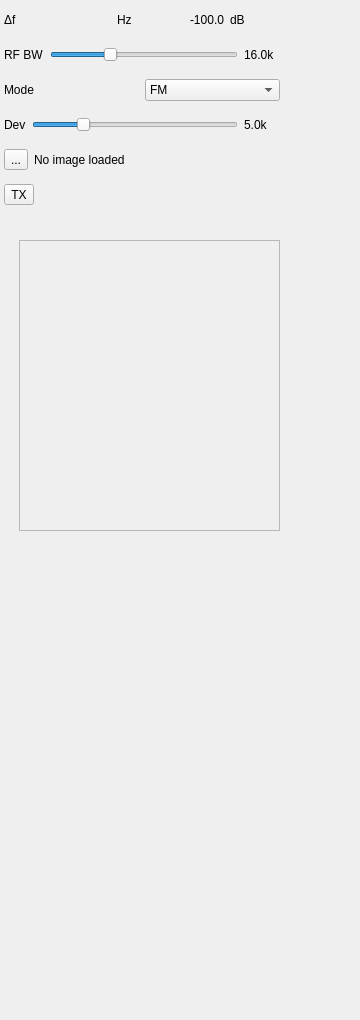
Qt form plugins/channeltx/modsstv/sstvmodgui.ui (srcejon/sdrangel) before a commit.
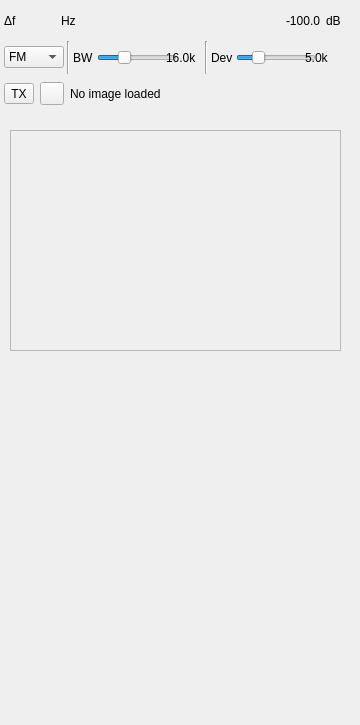
The same form after that commit. Icons and pictures are not drawn. Custom widgets are drawn as their Qt base class.

Patch:
```diff
--- a/plugins/channeltx/modsstv/sstvmodgui.ui
+++ b/plugins/channeltx/modsstv/sstvmodgui.ui
@@ -7,7 +7,7 @@
     <x>0</x>
     <y>0</y>
     <width>360</width>
-    <height>1020</height>
+    <height>725</height>
    </rect>
   </property>
   <property name="minimumSize">
@@ -42,8 +42,8 @@
     <rect>
      <x>2</x>
      <y>2</y>
-     <width>280</width>
-     <height>211</height>
+     <width>341</width>
+     <height>111</height>
     </rect>
    </property>
    <property name="minimumSize">
@@ -101,10 +101,16 @@
        </item>
        <item>
         <widget class="ValueDialZ" name="deltaFrequency" native="true">
+         <property name="sizePolicy">
+          <sizepolicy hsizetype="Maximum" vsizetype="Maximum">
+           <horstretch>0</horstretch>
+           <verstretch>0</verstretch>
+          </sizepolicy>
+         </property>
          <property name="minimumSize">
           <size>
            <width>32</width>
-           <height>24</height>
+           <height>16</height>
           </size>
          </property>
          <property name="font">
@@ -125,6 +131,19 @@
          </property>
         </widget>
        </item>
+       <item>
+        <spacer name="horizontalSpacer">
+         <property name="orientation">
+          <enum>Qt::Orientation::Horizontal</enum>
+         </property>
+         <property name="sizeHint" stdset="0">
+          <size>
+           <width>40</width>
+           <height>20</height>
+          </size>
+         </property>
+        </spacer>
+       </item>
        <item>
         <widget class="QLabel" name="channelPower">
          <property name="minimumSize">
@@ -152,30 +171,49 @@
      </widget>
     </item>
     <item>
-     <widget class="QWidget" name="rfBWContainer" native="true">
-      <layout class="QHBoxLayout" name="rfBWLayout">
-       <property name="spacing">
-        <number>6</number>
-       </property>
-       <property name="leftMargin">
-        <number>0</number>
-       </property>
-       <property name="topMargin">
-        <number>0</number>
-       </property>
-       <property name="rightMargin">
-        <number>0</number>
-       </property>
-       <property name="bottomMargin">
-        <number>0</number>
-       </property>
+     <layout class="QHBoxLayout" name="horizontalLayout">
+      <item>
+       <widget class="QComboBox" name="modulation">
+        <property name="minimumSize">
+         <size>
+          <width>60</width>
+          <height>0</height>
+         </size>
+        </property>
+        <property name="toolTip">
+         <string>RF modulation type</string>
+        </property>
+        <item>
+         <property name="text">
+          <string>FM</string>
+         </property>
+        </item>
+        <item>
+         <property name="text">
+          <string>USB</string>
+         </property>
+        </item>
+        <item>
+         <property name="text">
+          <string>LSB</string>
+         </property>
+        </item>
+       </widget>
+      </item>
+      <item>
+       <widget class="Line" name="line_3">
+        <property name="orientation">
+         <enum>Qt::Orientation::Vertical</enum>
+        </property>
+       </widget>
+      </item>
        <item>
         <widget class="QLabel" name="rfBWLabel">
          <property name="toolTip">
           <string>RF bandwidth (100 Hz steps)</string>
          </property>
          <property name="text">
-          <string>RF BW</string>
+         <string>BW</string>
          </property>
         </widget>
        </item>
@@ -217,80 +255,13 @@
          </property>
         </widget>
        </item>
-      </layout>
-     </widget>
-    </item>
     <item>
-     <widget class="QWidget" name="modulationContainer" native="true">
-      <layout class="QHBoxLayout" name="modulationLayout">
-       <property name="spacing">
-        <number>6</number>
-       </property>
-       <property name="leftMargin">
-        <number>0</number>
-       </property>
-       <property name="topMargin">
-        <number>0</number>
-       </property>
-       <property name="rightMargin">
-        <number>0</number>
-       </property>
-       <property name="bottomMargin">
-        <number>0</number>
-       </property>
-       <item>
-        <widget class="QLabel" name="modulationLabel">
-         <property name="toolTip">
-          <string>RF modulation: FM, USB or LSB</string>
-         </property>
-         <property name="text">
-          <string>Mode</string>
-         </property>
-        </widget>
-       </item>
-       <item>
-        <widget class="QComboBox" name="modulation">
-         <property name="toolTip">
-          <string>RF modulation type</string>
-         </property>
-         <item>
-          <property name="text">
-           <string>FM</string>
-          </property>
-         </item>
-         <item>
-          <property name="text">
-           <string>USB</string>
-          </property>
-         </item>
-         <item>
-          <property name="text">
-           <string>LSB</string>
-          </property>
-         </item>
-        </widget>
-       </item>
-      </layout>
-     </widget>
-    </item>
-    <item>
-     <widget class="QWidget" name="fmDevContainer" native="true">
-      <layout class="QHBoxLayout" name="fmDevLayout">
-       <property name="spacing">
-        <number>6</number>
-       </property>
-       <property name="leftMargin">
-        <number>0</number>
-       </property>
-       <property name="topMargin">
-        <number>0</number>
-       </property>
-       <property name="rightMargin">
-        <number>0</number>
-       </property>
-       <property name="bottomMargin">
-        <number>0</number>
-       </property>
+       <widget class="Line" name="line">
+        <property name="orientation">
+         <enum>Qt::Orientation::Vertical</enum>
+        </property>
+       </widget>
+      </item>
        <item>
         <widget class="QLabel" name="fmDevLabel">
          <property name="toolTip">
@@ -340,7 +311,6 @@
         </widget>
        </item>
       </layout>
-     </widget>
     </item>
     <item>
      <widget class="QWidget" name="imageNameContainer" native="true">
@@ -360,13 +330,30 @@
        <property name="bottomMargin">
         <number>0</number>
        </property>
+       <item>
+        <widget class="QToolButton" name="startStop">
+         <property name="toolTip">
+          <string>Start / stop SSTV transmission</string>
+         </property>
+         <property name="text">
+          <string>TX</string>
+         </property>
+         <property name="checkable">
+          <bool>true</bool>
+         </property>
+        </widget>
+       </item>
        <item>
         <widget class="QToolButton" name="loadImage">
          <property name="toolTip">
           <string>Load image from PNG or JPEG file</string>
          </property>
          <property name="text">
-          <string>...</string>
+          <string/>
+         </property>
+         <property name="icon">
+          <iconset resource="../../../sdrgui/resources/res.qrc">
+           <normaloff>:/preset-load.png</normaloff>:/preset-load.png</iconset>
          </property>
         </widget>
        </item>
@@ -383,62 +370,15 @@
       </layout>
      </widget>
     </item>
-    <item>
-     <widget class="QWidget" name="controlContainer" native="true">
-      <layout class="QHBoxLayout" name="controlLayout">
-       <property name="spacing">
-        <number>6</number>
-       </property>
-       <property name="leftMargin">
-        <number>0</number>
-       </property>
-       <property name="topMargin">
-        <number>0</number>
-       </property>
-       <property name="rightMargin">
-        <number>0</number>
-       </property>
-       <property name="bottomMargin">
-        <number>0</number>
-       </property>
-       <item>
-        <widget class="QToolButton" name="startStop">
-         <property name="toolTip">
-          <string>Start / stop SSTV transmission</string>
-         </property>
-         <property name="text">
-          <string>TX</string>
-         </property>
-         <property name="checkable">
-          <bool>true</bool>
-         </property>
-        </widget>
-       </item>
-       <item>
-        <spacer name="controlSpacer">
-         <property name="orientation">
-          <enum>Qt::Orientation::Horizontal</enum>
-         </property>
-         <property name="sizeHint" stdset="0">
-          <size>
-           <width>40</width>
-           <height>20</height>
-          </size>
-         </property>
-        </spacer>
-       </item>
-      </layout>
-     </widget>
-    </item>
    </layout>
   </widget>
   <widget class="QWidget" name="verticalLayoutWidget">
    <property name="geometry">
     <rect>
-     <x>19</x>
-     <y>240</y>
-     <width>261</width>
-     <height>291</height>
+     <x>10</x>
+     <y>130</y>
+     <width>331</width>
+     <height>221</height>
     </rect>
    </property>
    <layout class="QVBoxLayout" name="imageContainer">
@@ -475,9 +415,9 @@
   <widget class="QWidget" name="spectrumContainer" native="true">
    <property name="geometry">
     <rect>
-     <x>20</x>
-     <y>570</y>
-     <width>251</width>
+     <x>10</x>
+     <y>370</y>
+     <width>331</width>
      <height>131</height>
     </rect>
    </property>
@@ -536,10 +476,10 @@
   <widget class="QWidget" name="scopeContainer" native="true">
    <property name="geometry">
     <rect>
-     <x>20</x>
-     <y>740</y>
-     <width>251</width>
-     <height>241</height>
+     <x>10</x>
+     <y>520</y>
+     <width>331</width>
+     <height>191</height>
     </rect>
    </property>
    <property name="sizePolicy">
```
Left out of the diff: 9 changed lines with no effect on the pictures. Lines whose indentation alone changed are shown as unchanged.
